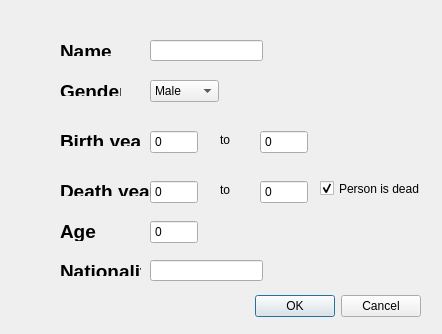
Before: the Qt Designer form searchPersonDialog.ui in annakrih/T113VLN1-3, drawn with Qt 5.
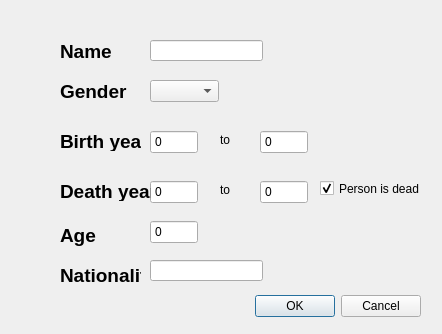
After: the same form once the commit is applied.

Diff of the .ui file:
```diff
--- a/searchPersonDialog.ui
+++ b/searchPersonDialog.ui
@@ -47,7 +47,7 @@
      <x>60</x>
      <y>40</y>
      <width>61</width>
-     <height>16</height>
+     <height>21</height>
     </rect>
    </property>
    <property name="text">
@@ -112,24 +112,14 @@
      <height>22</height>
     </rect>
    </property>
-   <item>
-    <property name="text">
-     <string>Male</string>
-    </property>
-   </item>
-   <item>
-    <property name="text">
-     <string>Female</string>
-    </property>
-   </item>
   </widget>
   <widget class="QLabel" name="Name_2">
    <property name="geometry">
     <rect>
      <x>60</x>
      <y>80</y>
-     <width>61</width>
-     <height>16</height>
+     <width>71</width>
+     <height>21</height>
     </rect>
    </property>
    <property name="text">
@@ -142,7 +132,7 @@
      <x>60</x>
      <y>180</y>
      <width>91</width>
-     <height>16</height>
+     <height>21</height>
     </rect>
    </property>
    <property name="text">
@@ -155,7 +145,7 @@
      <x>60</x>
      <y>220</y>
      <width>61</width>
-     <height>21</height>
+     <height>31</height>
     </rect>
    </property>
    <property name="text">
@@ -168,7 +158,7 @@
      <x>60</x>
      <y>260</y>
      <width>81</width>
-     <height>16</height>
+     <height>31</height>
     </rect>
    </property>
    <property name="text">
@@ -181,7 +171,7 @@
      <x>60</x>
      <y>130</y>
      <width>81</width>
-     <height>16</height>
+     <height>21</height>
     </rect>
    </property>
    <property name="text">
```
Left out of the diff: 34 changed lines with no effect on the pictures.
